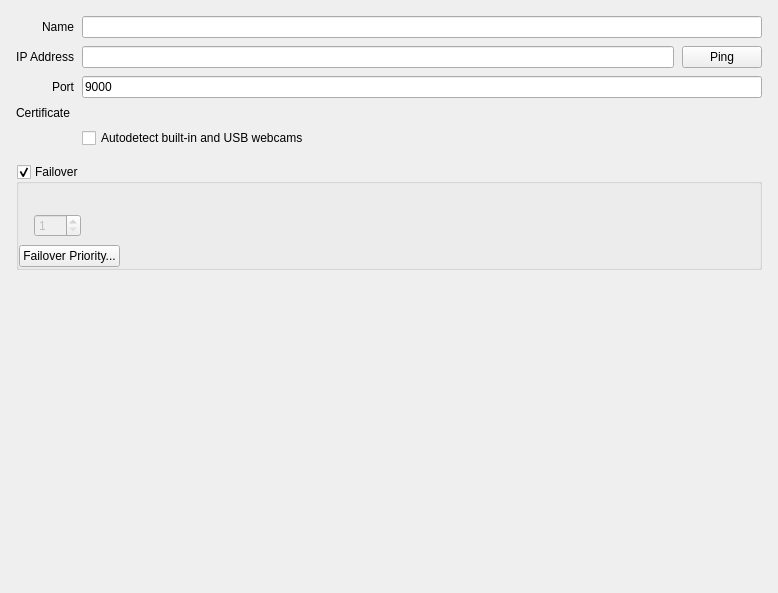
The window that vms/client/nx_vms_client_desktop/src/ui/widgets/properties/server_settings_widget.ui (networkoptix/nx_open) describes before a commit, drawn with Qt 5.
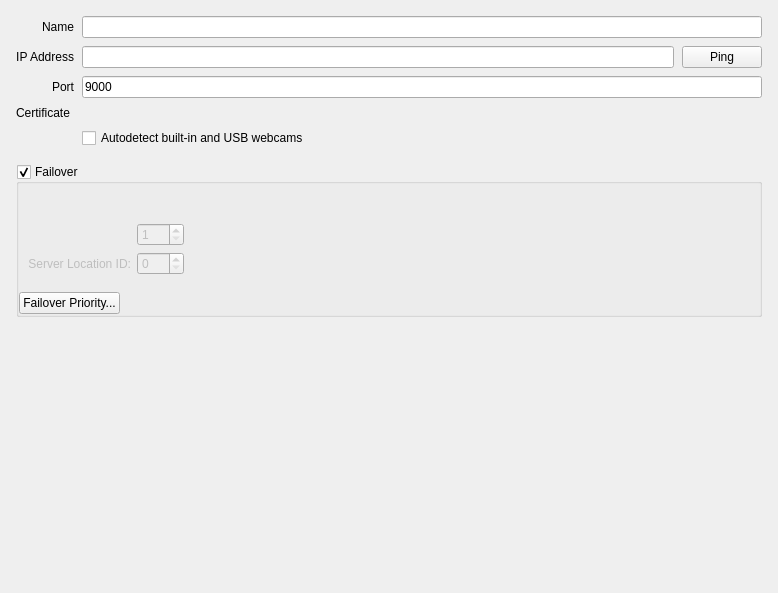
The same window after the commit. Custom widgets are drawn as their Qt base class.

Commit message: VMS-31885: Support Server Location ID for the Camera failover feature

```diff
--- a/vms/client/nx_vms_client_desktop/src/ui/widgets/properties/server_settings_widget.ui
+++ b/vms/client/nx_vms_client_desktop/src/ui/widgets/properties/server_settings_widget.ui
@@ -221,30 +221,20 @@
            <property name="enabled">
             <bool>false</bool>
            </property>
-           <layout class="QHBoxLayout" name="horizontalLayout_6">
-            <property name="spacing">
-             <number>8</number>
-            </property>
-            <property name="leftMargin">
-             <number>0</number>
-            </property>
-            <property name="topMargin">
-             <number>0</number>
-            </property>
-            <property name="rightMargin">
-             <number>0</number>
-            </property>
-            <property name="bottomMargin">
-             <number>0</number>
-            </property>
-            <item>
+           <layout class="QGridLayout" name="gridLayout_2">
+            <item row="0" column="0">
+             <layout class="QGridLayout" name="gridLayout">
+              <item row="0" column="0">
              <widget class="QLabel" name="maxCamerasLabel">
               <property name="text">
                <string notr="true">&lt;Max. cameras on this server:&gt;</string>
               </property>
-             </widget>
-            </item>
-            <item>
+                <property name="alignment">
+                 <set>Qt::AlignRight|Qt::AlignTrailing|Qt::AlignVCenter</set>
+                </property>
+               </widget>
+              </item>
+              <item row="0" column="1">
              <widget class="QSpinBox" name="maxCamerasSpinBox">
               <property name="minimum">
                <number>1</number>
@@ -257,8 +247,8 @@
               </property>
              </widget>
             </item>
-            <item>
-             <spacer name="horizontalSpacer_3">
+              <item row="0" column="2">
+               <spacer name="horizontalSpacer">
               <property name="orientation">
                <enum>Qt::Horizontal</enum>
               </property>
@@ -269,6 +259,31 @@
                </size>
               </property>
              </spacer>
+              </item>
+              <item row="1" column="0">
+               <widget class="QLabel" name="locationIdLabel">
+                <property name="text">
+                 <string notr="true">Server Location ID:</string>
+                </property>
+                <property name="alignment">
+                 <set>Qt::AlignRight|Qt::AlignTrailing|Qt::AlignVCenter</set>
+                </property>
+               </widget>
+              </item>
+              <item row="1" column="1">
+               <widget class="QSpinBox" name="locationIdSpinBox">
+                <property name="minimum">
+                 <number>0</number>
+                </property>
+                <property name="maximum">
+                 <number>256</number>
+                </property>
+                <property name="value">
+                 <number>0</number>
+                </property>
+               </widget>
+              </item>
+             </layout>
             </item>
            </layout>
           </widget>
```
Lines whose indentation alone changed are shown as unchanged. The commit also changes 6 other files.
